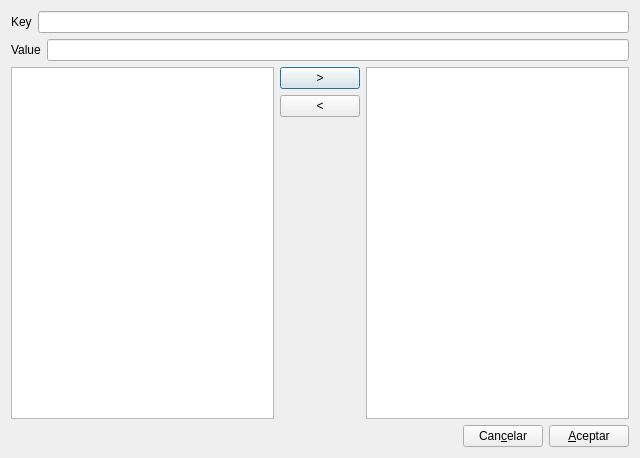
Before: the Qt Designer form gui/dlgasistentes.ui in rogorido/qtpredicadores, drawn with Qt 5.
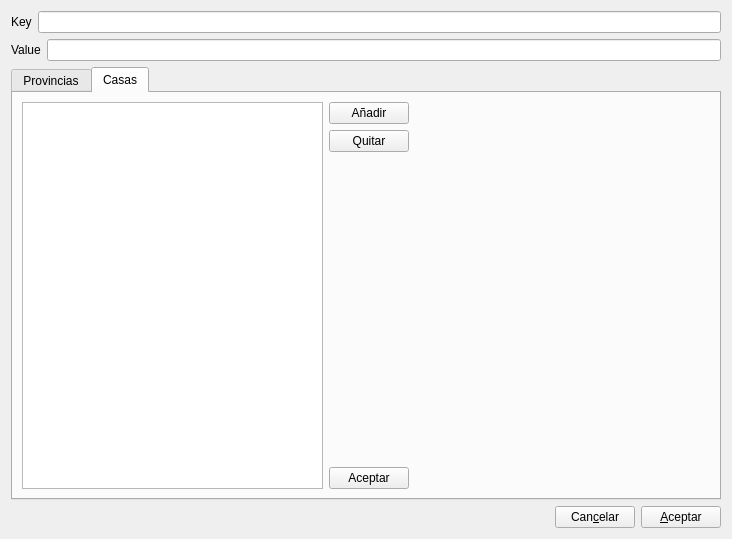
After: the same form once the commit is applied. The open tabs and pages were chosen to show the change.

Commit message: Añadir casas como asistentes a cap.provinciales

```diff
--- a/gui/dlgasistentes.ui
+++ b/gui/dlgasistentes.ui
@@ -6,14 +6,14 @@
    <rect>
     <x>0</x>
     <y>0</y>
-    <width>640</width>
-    <height>458</height>
+    <width>732</width>
+    <height>539</height>
    </rect>
   </property>
   <property name="windowTitle">
    <string>Dialog</string>
   </property>
-  <layout class="QVBoxLayout" name="verticalLayout_2">
+  <layout class="QVBoxLayout" name="verticalLayout_3">
    <item>
     <layout class="QHBoxLayout" name="horizontalLayout_3">
      <item>
@@ -43,7 +43,24 @@
     </layout>
    </item>
    <item>
-    <layout class="QHBoxLayout" name="horizontalLayout_2">
+    <widget class="QTabWidget" name="tabWidget">
+     <property name="currentIndex">
+      <number>0</number>
+     </property>
+     <widget class="QWidget" name="tab">
+      <attribute name="title">
+       <string>Provincias</string>
+      </attribute>
+      <widget class="QWidget" name="">
+       <property name="geometry">
+        <rect>
+         <x>20</x>
+         <y>20</y>
+         <width>608</width>
+         <height>194</height>
+        </rect>
+       </property>
+       <layout class="QHBoxLayout" name="horizontalLayout_6">
      <item>
       <widget class="QTableView" name="twProvinciasSinSeleccionar"/>
      </item>
@@ -82,6 +99,74 @@
       <widget class="QListWidget" name="twProvinciasSeleccionadas"/>
      </item>
     </layout>
+      </widget>
+     </widget>
+     <widget class="QWidget" name="tab_2">
+      <attribute name="title">
+       <string>Casas</string>
+      </attribute>
+      <layout class="QHBoxLayout" name="horizontalLayout_5">
+       <item>
+        <layout class="QHBoxLayout" name="horizontalLayout_2">
+         <item>
+          <widget class="QListWidget" name="lwCasas"/>
+         </item>
+         <item>
+          <layout class="QVBoxLayout" name="verticalLayout_2">
+           <item>
+            <widget class="QPushButton" name="btAnadirCasa">
+             <property name="text">
+              <string>Añadir</string>
+             </property>
+            </widget>
+           </item>
+           <item>
+            <widget class="QPushButton" name="btQuitarCasa">
+             <property name="text">
+              <string>Quitar</string>
+             </property>
+            </widget>
+           </item>
+           <item>
+            <spacer name="verticalSpacer_2">
+             <property name="orientation">
+              <enum>Qt::Vertical</enum>
+             </property>
+             <property name="sizeHint" stdset="0">
+              <size>
+               <width>20</width>
+               <height>40</height>
+              </size>
+             </property>
+            </spacer>
+           </item>
+           <item>
+            <widget class="QPushButton" name="btAceptarCasas">
+             <property name="text">
+              <string>Aceptar</string>
+             </property>
+            </widget>
+           </item>
+          </layout>
+         </item>
+         <item>
+          <spacer name="horizontalSpacer_2">
+           <property name="orientation">
+            <enum>Qt::Horizontal</enum>
+           </property>
+           <property name="sizeHint" stdset="0">
+            <size>
+             <width>40</width>
+             <height>20</height>
+            </size>
+           </property>
+          </spacer>
+         </item>
+        </layout>
+       </item>
+      </layout>
+     </widget>
+    </widget>
    </item>
    <item>
     <layout class="QHBoxLayout" name="horizontalLayout">
```
Lines whose indentation alone changed are shown as unchanged. The commit also changes 2 other files.
